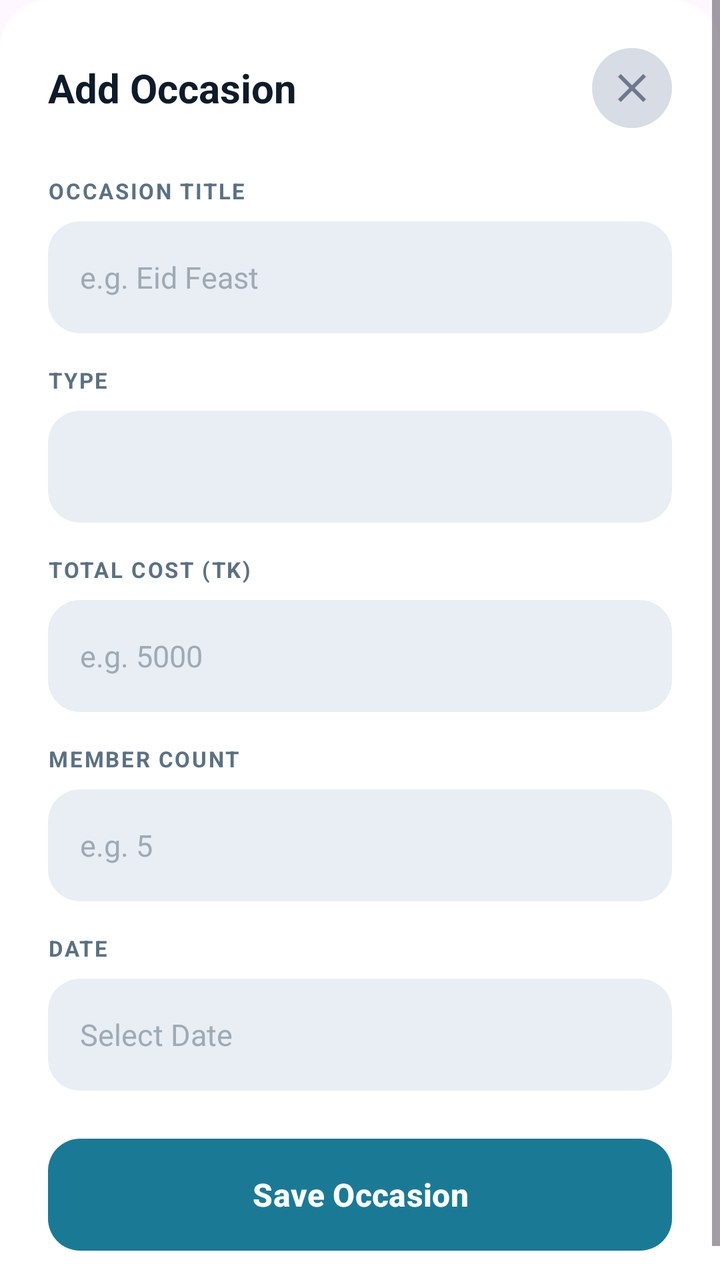
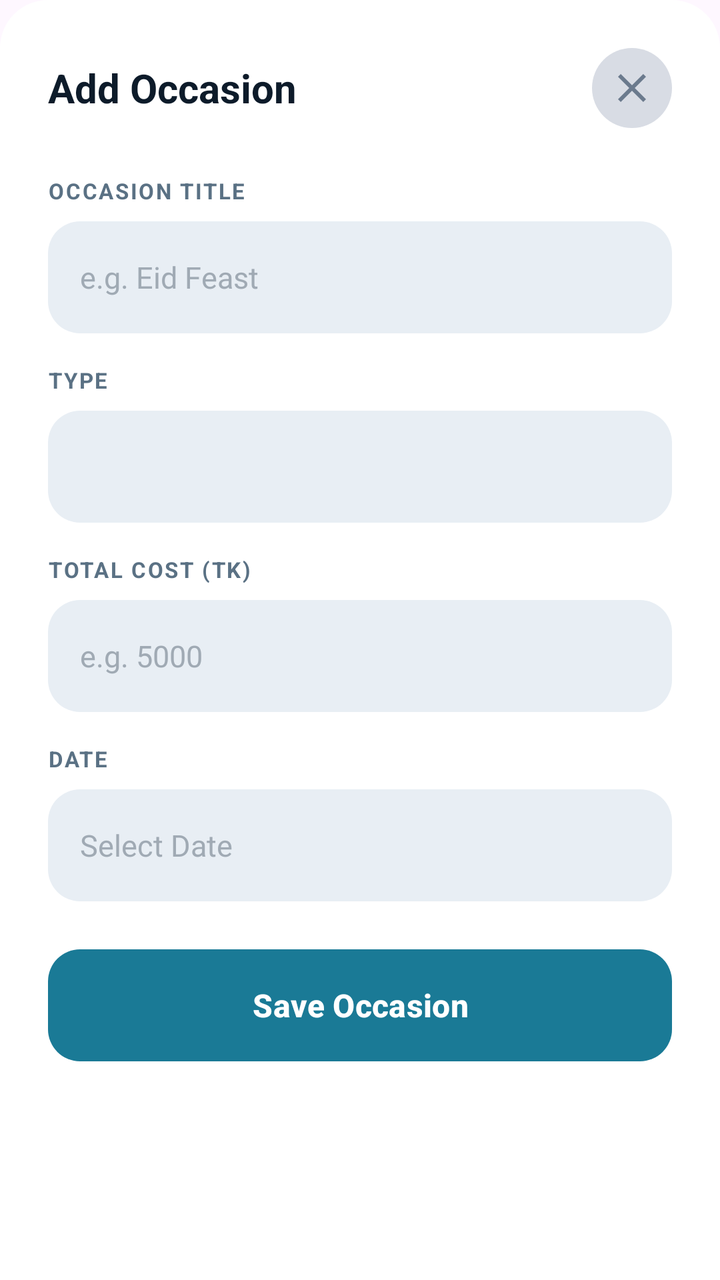

Before-and-after screenshots of an Android layout around one commit, followed by the original layout XML and the change that was made.
<!-- AndroidManifest.xml: application theme Theme.MessManagement -->
<!-- res/layout/dialog_add_occasion.xml -->
<?xml version="1.0" encoding="utf-8"?>
<ScrollView
    xmlns:android="http://schemas.android.com/apk/res/android"
    xmlns:app="http://schemas.android.com/apk/res-auto"
    android:layout_width="match_parent"
    android:layout_height="wrap_content"
    android:background="@drawable/bg_bottom_sheet"
    android:fillViewport="true">

    <LinearLayout
        android:layout_width="match_parent"
        android:layout_height="wrap_content"
        android:orientation="vertical"
        android:paddingHorizontal="24dp"
        android:paddingTop="24dp"
        android:paddingBottom="32dp">

        <RelativeLayout
            android:layout_width="match_parent"
            android:layout_height="wrap_content"
            android:layout_marginBottom="24dp">

            <TextView
                android:id="@+id/tvTitle"
                android:layout_width="wrap_content"
                android:layout_height="wrap_content"
                android:layout_centerVertical="true"
                android:text="Add Occasion"
                android:textColor="#0D1B2A"
                android:textSize="20sp"
                android:textStyle="bold" />

            <ImageButton
                android:id="@+id/btnClose"
                android:layout_width="40dp"
                android:layout_height="40dp"
                android:layout_alignParentEnd="true"
                android:layout_centerVertical="true"
                android:background="@drawable/bg_avatar_circle"
                android:src="@drawable/ic_close"
                android:contentDescription="Close"
                app:tint="#6B7A8D" />

        </RelativeLayout>

        <TextView
            style="@style/LabelStyle"
            android:text="OCCASION TITLE" />

        <EditText
            android:id="@+id/etOccasionTitle"
            style="@style/InputStyle"
            android:hint="e.g. Eid Feast"
            android:inputType="text" />

        <TextView
            style="@style/LabelStyle"
            android:text="TYPE" />

        <Spinner
            android:id="@+id/spinnerType"
            android:layout_width="match_parent"
            android:layout_height="56dp"
            android:layout_marginBottom="16dp"
            android:background="@drawable/bg_input_field"
            android:paddingHorizontal="16dp" />

        <TextView
            style="@style/LabelStyle"
            android:text="TOTAL COST (TK)" />

        <EditText
            android:id="@+id/etTotalCost"
            style="@style/InputStyle"
            android:hint="e.g. 5000"
            android:inputType="numberDecimal" />

        <TextView
            style="@style/LabelStyle"
            android:text="MEMBER COUNT" />

        <EditText
            android:id="@+id/etMemberCount"
            style="@style/InputStyle"
            android:hint="e.g. 5"
            android:inputType="number" />

        <TextView
            style="@style/LabelStyle"
            android:text="DATE" />

        <EditText
            android:id="@+id/etDate"
            style="@style/InputStyle"
            android:hint="Select Date"
            android:inputType="none"
            android:focusable="false"
            android:clickable="true" />

        <Button
            android:id="@+id/btnSave"
            android:layout_width="match_parent"
            android:layout_height="56dp"
            android:layout_marginTop="8dp"
            android:background="@drawable/bg_button_teal"
            android:text="Save Occasion"
            android:textColor="#FFFFFF"
            android:textSize="16sp"
            android:textStyle="bold" />

    </LinearLayout>

</ScrollView>
<!-- resources referenced by this layout -->
<resources>
  <!-- drawable bg_avatar_circle (drawable) -->
  <?xml version="1.0" encoding="utf-8"?>
  <shape xmlns:android="http://schemas.android.com/apk/res/android"
      android:shape="oval">
      <solid android:color="#D8DCE4" />
  </shape>
  <!-- drawable bg_bottom_sheet (drawable) -->
  <?xml version="1.0" encoding="utf-8"?>
  <shape xmlns:android="http://schemas.android.com/apk/res/android"
      android:shape="rectangle">
      <solid android:color="#FFFFFF" />
      <corners
          android:topLeftRadius="24dp"
          android:topRightRadius="24dp" />
  </shape>
  <!-- drawable bg_button_teal (drawable) -->
  <?xml version="1.0" encoding="utf-8"?>
  <shape xmlns:android="http://schemas.android.com/apk/res/android"
      android:shape="rectangle">
      <solid android:color="#1A4F5C" />
      <corners android:radius="16dp" />
  </shape>
  <!-- drawable bg_input_field (drawable) -->
  <?xml version="1.0" encoding="utf-8"?>
  <shape xmlns:android="http://schemas.android.com/apk/res/android"
      android:shape="rectangle">
      <solid android:color="#E8EEF4" />
      <corners android:radius="16dp" />
  </shape>
  <!-- drawable ic_close (drawable) -->
  <?xml version="1.0" encoding="utf-8"?>
  <vector xmlns:android="http://schemas.android.com/apk/res/android"
      android:width="24dp"
      android:height="24dp"
      android:viewportWidth="24"
      android:viewportHeight="24">
      <path
          android:fillColor="#6B7A8D"
          android:pathData="M19,6.41L17.59,5 12,10.59 6.41,5 5,6.41 10.59,12 5,17.59 6.41,19 12,13.41 17.59,19 19,17.59 13.41,12z" />
  </vector>
  <style name="InputStyle">
          <item name="android:layout_width">match_parent</item>
          <item name="android:layout_height">56dp</item>
          <item name="android:layout_marginBottom">16dp</item>
          <item name="android:background">@drawable/bg_input_field</item>
          <item name="android:paddingHorizontal">16dp</item>
          <item name="android:textColor">#0D1B2A</item>
          <item name="android:textSize">15sp</item>
          <item name="android:textColorHint">#A0AAB4</item>
      </style>
  <style name="LabelStyle">
          <item name="android:layout_width">wrap_content</item>
          <item name="android:layout_height">wrap_content</item>
          <item name="android:textColor">#5A7184</item>
          <item name="android:textSize">11sp</item>
          <item name="android:textStyle">bold</item>
          <item name="android:letterSpacing">0.08</item>
          <item name="android:layout_marginBottom">8dp</item>
      </style>
  <style name="Theme.MessManagement" parent="Theme.Material3.Light.NoActionBar">
          
          <item name="colorPrimary">@color/nav_active</item>
          <item name="colorOnPrimary">@color/white</item>
          
          <item name="colorSecondary">@color/bazar_card_end</item>
          <item name="colorOnSecondary">@color/white</item>
          
          <item name="android:statusBarColor">@color/primary_bg</item>
          <item name="android:windowLightStatusBar">true</item>
      </style>
  <color name="nav_active">#1a7a96</color>
  <color name="white">#FFFFFFFF</color>
  <color name="bazar_card_end">#2b8ab0</color>
  <color name="primary_bg">#1a4d63</color>
</resources>

<!-- the commit's change to res/layout/dialog_add_occasion.xml (unified diff, before → after) -->
@@ -77,16 +77,6 @@
 
         <TextView
             style="@style/LabelStyle"
-            android:text="MEMBER COUNT" />
-
-        <EditText
-            android:id="@+id/etMemberCount"
-            style="@style/InputStyle"
-            android:hint="e.g. 5"
-            android:inputType="number" />
-
-        <TextView
-            style="@style/LabelStyle"
             android:text="DATE" />
 
         <EditText
